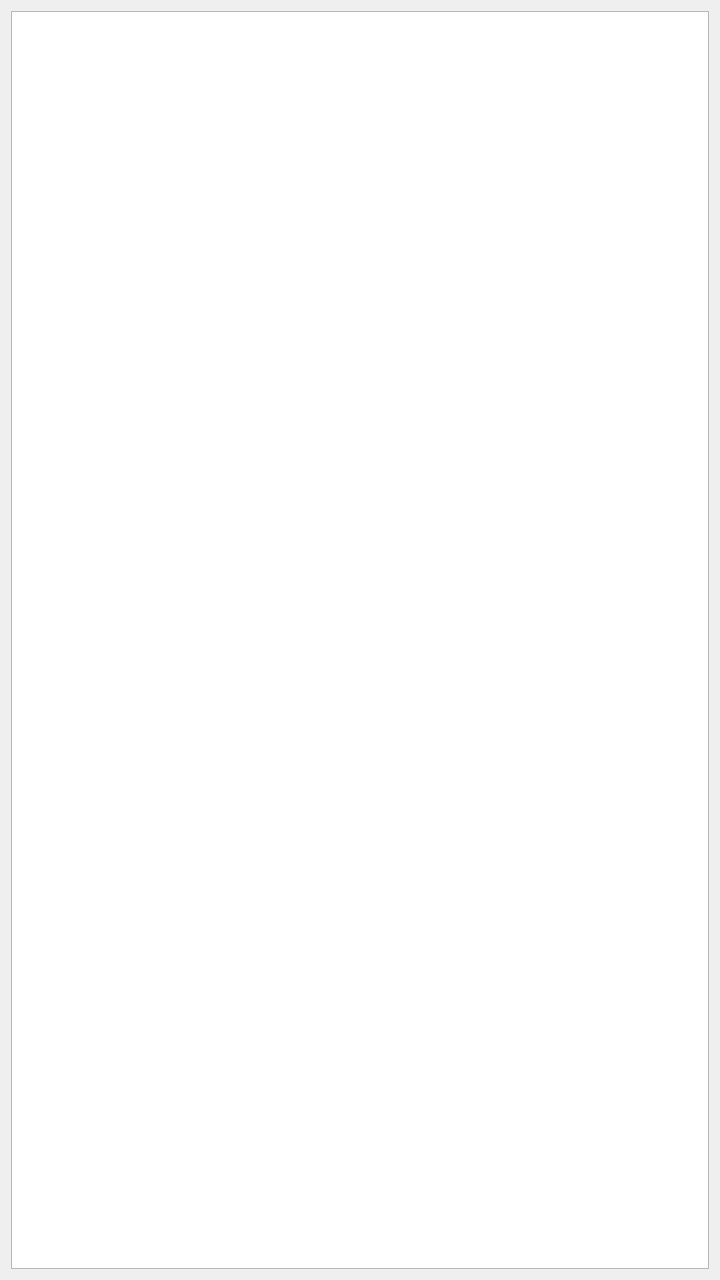
The window that dialogedittask.ui (andrewd80lvl/TaskBook) describes before a commit, drawn with Qt 5.
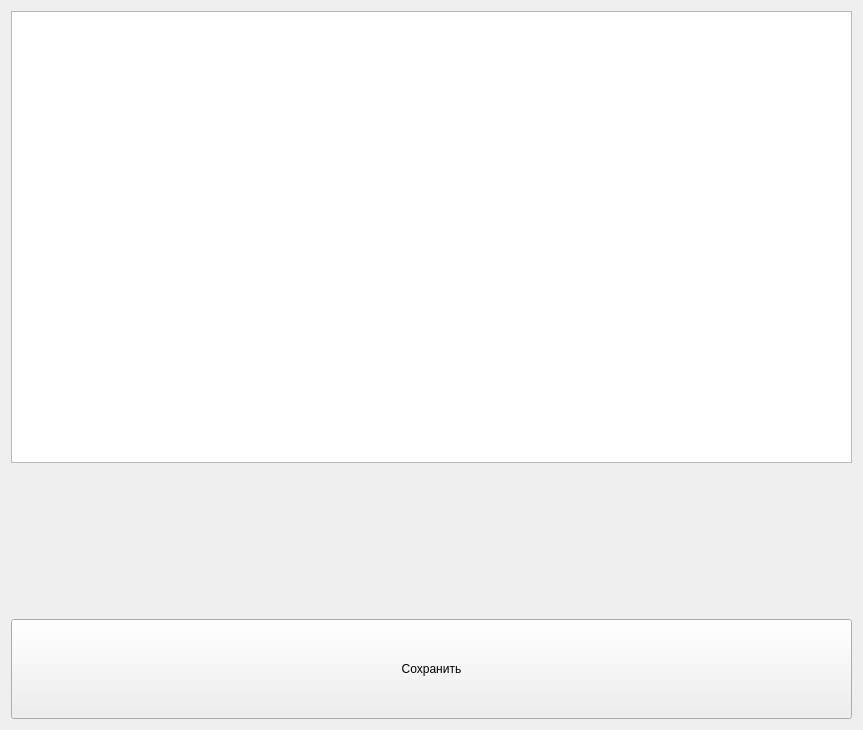
The same window after the commit.

```diff
--- a/dialogedittask.ui
+++ b/dialogedittask.ui
@@ -9,18 +9,60 @@
    <rect>
     <x>0</x>
     <y>0</y>
-    <width>720</width>
-    <height>1280</height>
+    <width>863</width>
+    <height>730</height>
    </rect>
   </property>
   <property name="windowTitle">
    <string>Dialog</string>
   </property>
+  <property name="sizeGripEnabled">
+   <bool>false</bool>
+  </property>
+  <property name="modal">
+   <bool>true</bool>
+  </property>
   <layout class="QGridLayout" name="gridLayout">
    <item row="0" column="0">
-    <layout class="QVBoxLayout" name="verticalLayout" stretch="0">
+    <layout class="QVBoxLayout" name="verticalLayout" stretch="3,1,0">
      <item>
-      <widget class="QPlainTextEdit" name="plainTextEdit"/>
+      <widget class="QPlainTextEdit" name="plainTextEdit">
+       <property name="verticalScrollBarPolicy">
+        <enum>Qt::ScrollBarAlwaysOff</enum>
+       </property>
+       <property name="horizontalScrollBarPolicy">
+        <enum>Qt::ScrollBarAlwaysOff</enum>
+       </property>
+      </widget>
+     </item>
+     <item>
+      <spacer name="verticalSpacer">
+       <property name="orientation">
+        <enum>Qt::Vertical</enum>
+       </property>
+       <property name="sizeHint" stdset="0">
+        <size>
+         <width>20</width>
+         <height>40</height>
+        </size>
+       </property>
+      </spacer>
+     </item>
+     <item>
+      <widget class="QPushButton" name="pushButton">
+       <property name="minimumSize">
+        <size>
+         <width>0</width>
+         <height>100</height>
+        </size>
+       </property>
+       <property name="focusPolicy">
+        <enum>Qt::NoFocus</enum>
+       </property>
+       <property name="text">
+        <string>Сохранить</string>
+       </property>
+      </widget>
      </item>
     </layout>
    </item>
```
Left out of the diff: 3 changed lines with no effect on the pictures.
